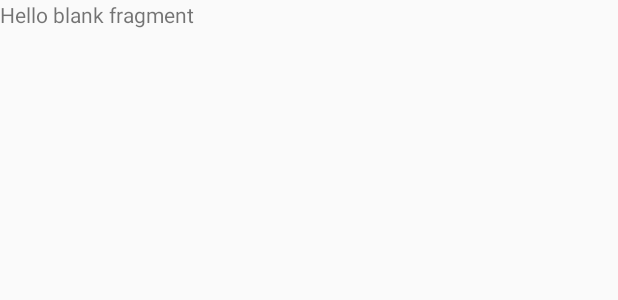
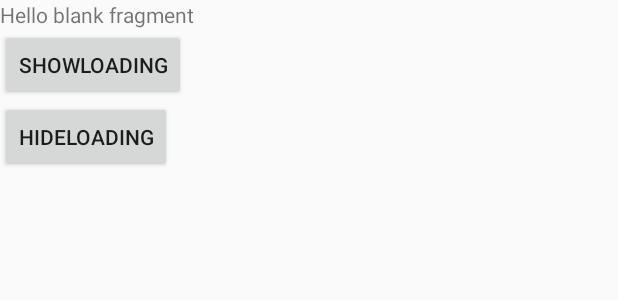
Before and after one commit to DumpCong/JSCProject, an Android app: the layout fragment_square.xml on its own in the app's theme, with its tools: preview values and no code run, on a phone screen of 412 x 824 dp. Shown: the top 300 px of the screen. Run offline under Robolectric (Android 15) with nearby library versions, the phone set to English and light mode, and no system bars; network calls fail.

Commit message:
@tittle:LoadingDialog集成

```diff
--- a/AndroidStudioProjects/Jinshangcheng/app/src/main/res/layout/fragment_square.xml
+++ b/AndroidStudioProjects/Jinshangcheng/app/src/main/res/layout/fragment_square.xml
@@ -1,14 +1,27 @@
 <?xml version="1.0" encoding="utf-8"?>
-<FrameLayout xmlns:android="http://schemas.android.com/apk/res/android"
+<LinearLayout xmlns:android="http://schemas.android.com/apk/res/android"
     xmlns:tools="http://schemas.android.com/tools"
     android:layout_width="match_parent"
     android:layout_height="match_parent"
+    android:orientation="vertical"
     tools:context=".ui.square.SquareFragment">
 
     <!-- TODO: Update blank fragment layout -->
     <TextView
         android:layout_width="match_parent"
-        android:layout_height="match_parent"
+        android:layout_height="wrap_content"
         android:text="@string/hello_blank_fragment" />
 
-</FrameLayout>
+    <Button
+        android:id="@+id/showLoading"
+        android:layout_width="wrap_content"
+        android:layout_height="wrap_content"
+        android:text="showLoading" />
+
+    <Button
+        android:id="@+id/hideLoading"
+        android:layout_width="wrap_content"
+        android:layout_height="wrap_content"
+        android:text="hideLoading" />
+
+</LinearLayout>
--- a/AndroidStudioProjects/Jinshangcheng/app/src/main/res/values/colors.xml
+++ b/AndroidStudioProjects/Jinshangcheng/app/src/main/res/values/colors.xml
@@ -13,6 +13,7 @@
     <color name="textDarkGary">#666666</color>
     <color name="Gary">#BBBBBB</color>
     <color name="textBlack">#666666</color>
+    <color name="darkBg">#999999</color>
 
     <!--**************** 背景色*********************-->
     <color name="backGroundGary">#EEEEEE</color>
```
Also changed, not shown: AndroidStudioProjects/Jinshangcheng/app/src/main/AndroidManifest.xml (+5 -4 lines), AndroidStudioProjects/Jinshangcheng/app/src/main/java/com/jinshangcheng/base/BaseActivity.java (+10 -0 lines), AndroidStudioProjects/Jinshangcheng/app/src/main/java/com/jinshangcheng/ui/square/SquareFragment.java (+16 -1 lines), AndroidStudioProjects/Jinshangcheng/app/src/main/java/com/jinshangcheng/widget/MyDialog.java (added, +62 -0 lines), AndroidStudioProjects/Jinshangcheng/app/src/main/res/layout/loading_dialog.xml (added, +34 -0 lines), AndroidStudioProjects/Jinshangcheng/app/src/main/res/values/styles.xml (+16 -0 lines).
